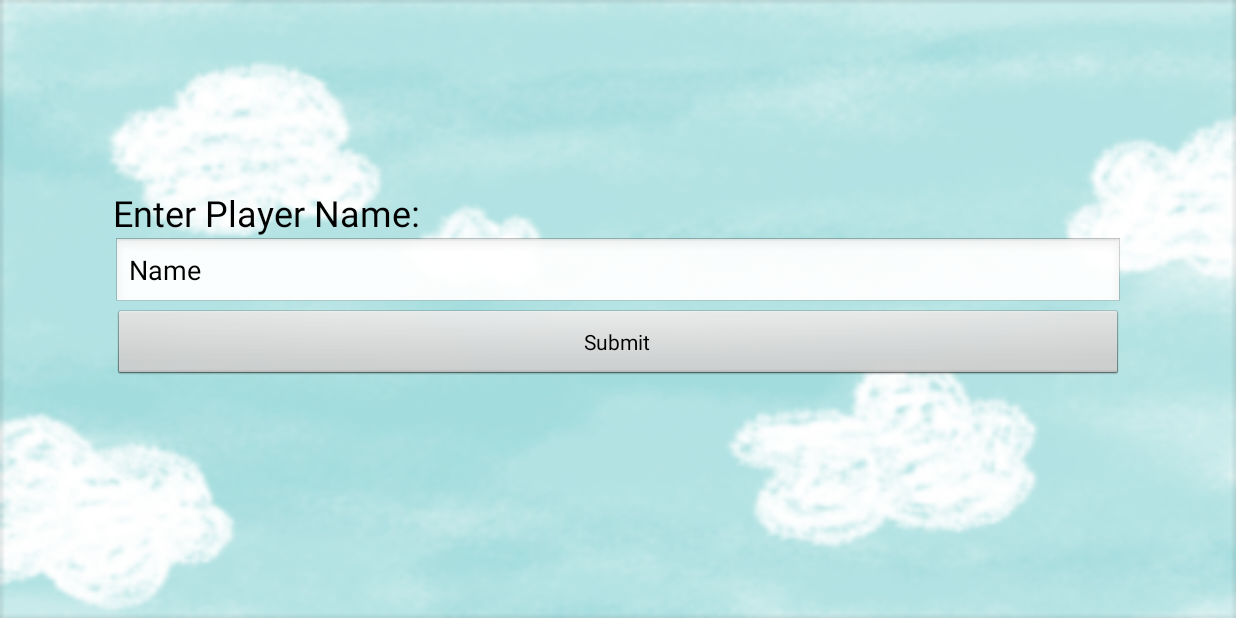
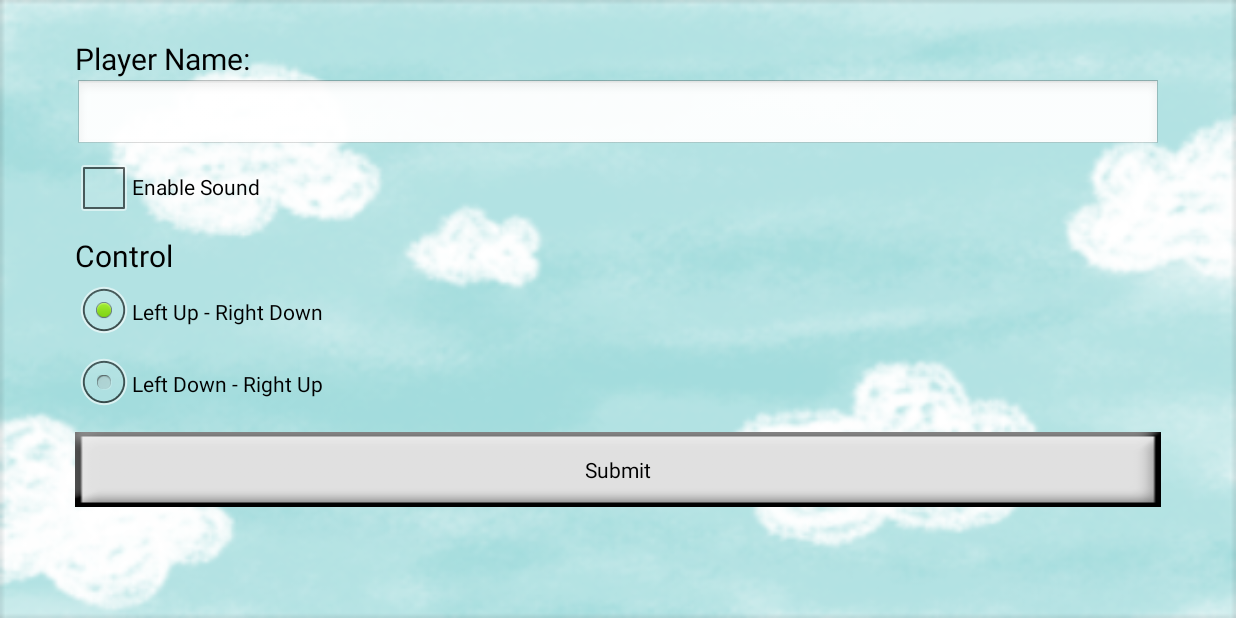
Before and after one commit to scratcher221/aerojump, an Android app: the screen it shows after launch (EnterPlayerNameActivity), on a phone screen of 824 x 412 dp (held sideways). Run offline under Robolectric (Android 15) with nearby library versions, the phone set to English and light mode, and no system bars.

Commit message:
settings screen updated

```diff
--- a/trunk/Implementation/SourceCode/AeroJump/app/src/main/java/at/fhooe/mc/android/aerojump/GameActivity.java
+++ b/trunk/Implementation/SourceCode/AeroJump/app/src/main/java/at/fhooe/mc/android/aerojump/GameActivity.java
@@ -18,6 +18,7 @@ import at.fhooe.mc.android.aerojump.db.HighscoreActivity;
 public class GameActivity extends Activity implements View.OnClickListener{
 
     public final static String TAG = "GameActivity";
+    public static boolean playMusic;
     protected static TextView mHighscore;
     protected static boolean mPause;
     private Button mButtonPause;
--- a/trunk/Implementation/SourceCode/AeroJump/app/src/main/java/at/fhooe/mc/android/aerojump/GameView.java
+++ b/trunk/Implementation/SourceCode/AeroJump/app/src/main/java/at/fhooe/mc/android/aerojump/GameView.java
@@ -28,6 +28,7 @@ import at.fhooe.mc.android.aerojump.db.HighscoreActivity;
 
 public class GameView extends View implements View.OnTouchListener{
 
+    public static boolean control;
     public boolean mGameOver;
     public Player mPlayer;
     private Paint mPaint;
@@ -65,6 +66,7 @@ public class GameView extends View implements View.OnTouchListener{
         else if (_event.getAction() == MotionEvent.ACTION_UP) onTouchHold = false;
         if (_event.getX() < mScreenWidth/2) leftTouch = true;
         else leftTouch = false;
+        if (control) leftTouch = !leftTouch;
         return true;
     }
 
--- a/trunk/Implementation/SourceCode/AeroJump/app/src/main/java/at/fhooe/mc/android/aerojump/MainActivity.java
+++ b/trunk/Implementation/SourceCode/AeroJump/app/src/main/java/at/fhooe/mc/android/aerojump/MainActivity.java
@@ -54,6 +54,7 @@ public class MainActivity extends Activity implements View.OnClickListener{
         } catch (FileNotFoundException e) {
             Log.e(TAG, "File PLAYERNAME not found ... will be created");
             Intent i = new Intent(this, EnterPlayerNameActivity.class);
+            EnterPlayerNameActivity.showOnlyEditText = true;
             startActivity(i);
         }
         catch (Exception e) {
@@ -83,6 +84,7 @@ public class MainActivity extends Activity implements View.OnClickListener{
             } break;
             case R.id.activity_main_settingsButton : {
                 Intent i = new Intent(this, EnterPlayerNameActivity.class);
+                EnterPlayerNameActivity.showOnlyEditText = false;
                 startActivity(i);
                 Log.i(TAG, "button settings clicked");
             } break;
--- a/trunk/Implementation/SourceCode/AeroJump/app/src/main/java/at/fhooe/mc/android/aerojump/db/EnterPlayerNameActivity.java
+++ b/trunk/Implementation/SourceCode/AeroJump/app/src/main/java/at/fhooe/mc/android/aerojump/db/EnterPlayerNameActivity.java
@@ -1,21 +1,34 @@
 package at.fhooe.mc.android.aerojump.db;
 
 import android.app.Activity;
+import android.content.Context;
 import android.content.Intent;
+import android.content.SharedPreferences;
 import android.os.Bundle;
 import android.util.Log;
 import android.view.View;
 import android.widget.Button;
+import android.widget.CheckBox;
 import android.widget.EditText;
+import android.widget.RadioButton;
+import android.widget.Toast;
 
 import java.io.FileOutputStream;
 
+import at.fhooe.mc.android.aerojump.GameActivity;
+import at.fhooe.mc.android.aerojump.GameView;
 import at.fhooe.mc.android.aerojump.MainActivity;
 import at.fhooe.mc.android.aerojump.R;
 
-public class EnterPlayerNameActivity extends Activity implements View.OnClickListener{
+public class EnterPlayerNameActivity extends Activity implements View.OnClickListener {
+
+    public static final String MY_SHARED_PREF_KEY = "SharedPref";
+
     private static final String TAG = "EnterHighscore: ";
     private static final String FILENAME = "PLAYERNAME";
+    public static boolean showOnlyEditText;
+    private RadioButton rb1, rb2;
+    private CheckBox cb;
     String mName;
     int mScore;
 
@@ -23,9 +36,27 @@ public class EnterPlayerNameActivity extends Activity implements View.OnClickLis
     protected void onCreate(Bundle savedInstanceState) {
         super.onCreate(savedInstanceState);
         setContentView(R.layout.activity_enter_playername);
+
         Button b = null;
         b = (Button)findViewById(R.id.activity_enter_playername_button_submit);
         b.setOnClickListener(this);
+
+        rb1 = (RadioButton)findViewById(R.id.activity_enter_playername_radio_control_a);
+        rb1.setOnClickListener(this);
+        rb2 = (RadioButton)findViewById(R.id.activity_enter_playername_radio_control_b);
+        rb2.setOnClickListener(this);
+
+        SharedPreferences sp = getSharedPreferences(MY_SHARED_PREF_KEY, Context.MODE_PRIVATE);
+        String name = sp.getString("playerName", null);
+        ((EditText)findViewById(R.id.activity_enter_playername_textbox)).setText(name);
+
+        cb = (CheckBox)findViewById(R.id.activity_enter_playername_enable_sound);
+        boolean music = sp.getBoolean("playMusic", false);
+        cb.setChecked(music);
+
+        boolean control = sp.getBoolean("radio_control", false);
+        rb1.setChecked(!control);
+        rb2.setChecked(control);
     }
 
     @Override
@@ -33,6 +64,7 @@ public class EnterPlayerNameActivity extends Activity implements View.OnClickLis
         switch(_v.getId()) {
             case R.id.activity_enter_playername_button_submit: {
                 mName = ((EditText)findViewById(R.id.activity_enter_playername_textbox)).getText().toString();
+                if (!mName.equals("")){
                     Intent mIntent = getIntent();
                     mScore = mIntent.getIntExtra("highscore", 0);
                     FileOutputStream outputStream;
@@ -45,8 +77,29 @@ public class EnterPlayerNameActivity extends Activity implements View.OnClickLis
                     } catch (Exception e) {
                         e.printStackTrace();
                     }
+
+                    if (cb.isChecked()) GameActivity.playMusic = true;
+                    else GameActivity.playMusic = false;
+
+                    if (rb1.isChecked()) GameView.control = false;
+                    if (rb2.isChecked()) GameView.control = true;
+
+                    SharedPreferences sp = getSharedPreferences(MY_SHARED_PREF_KEY, Context.MODE_PRIVATE);
+                    SharedPreferences.Editor edt = sp.edit();
+                    edt.putString("playerName", mName);
+                    edt.putBoolean("playMusic", GameActivity.playMusic);
+                    edt.putBoolean("radio_control", GameView.control);
+                    edt.commit();
+
                     Intent i = new Intent(this, MainActivity.class);
                     startActivity(i);
+                } else Toast.makeText(this, "Enter your name first!", Toast.LENGTH_SHORT).show();
+            } break;
+            case R.id.activity_enter_playername_radio_control_a: {
+                if (rb1.isChecked()) rb2.setChecked(false);
+            } break;
+            case R.id.activity_enter_playername_radio_control_b: {
+                if (rb2.isChecked()) rb1.setChecked(false);
             } break;
             default:
                 Log.e(TAG, "unexpected button id encountered");
--- /dev/null
+++ b/trunk/Implementation/SourceCode/AeroJump/app/src/main/res/drawable/button_submit_background.xml
@@ -0,0 +1,10 @@
+<?xml version="1.0" encoding="utf-8"?>
+<selector xmlns:android="http://schemas.android.com/apk/res/android">
+
+    <item
+        android:state_pressed="true"
+        android:drawable="@drawable/button_submit_onclick" />
+
+    <item android:drawable="@drawable/button_submit" />
+
+</selector>
--- a/trunk/Implementation/SourceCode/AeroJump/app/src/main/res/layout/activity_enter_playername.xml
+++ b/trunk/Implementation/SourceCode/AeroJump/app/src/main/res/layout/activity_enter_playername.xml
@@ -8,17 +8,20 @@
         android:layout_width="match_parent"
         android:layout_height="match_parent"
         android:orientation="vertical"
-        android:paddingLeft="75dp"
-        android:paddingRight="75dp"
-        android:paddingTop="125dp">
+        android:paddingLeft="50dp"
+        android:paddingRight="50dp"
+        android:paddingTop="25dp"
+        android:layout_alignParentTop="true"
+        android:layout_alignParentLeft="true"
+        android:layout_alignParentStart="true">
 
         <TextView
             android:id="@+id/activity_enter_playername_header"
-            android:layout_width="match_parent"
+            android:layout_width="wrap_content"
             android:layout_height="wrap_content"
             android:text="@string/new_player"
             android:textColor="@android:color/black"
-            android:textSize="24sp" />
+            android:textSize="20sp" />
 
         <EditText
             android:id="@+id/activity_enter_playername_textbox"
@@ -26,13 +29,48 @@
             android:layout_height="wrap_content"
             android:ems="10"
             android:inputType="textPersonName"
-            android:maxLength="20"
-            android:text="Name" />
+            android:maxLength="20" />
+
+        <CheckBox
+            android:id="@+id/activity_enter_playername_enable_sound"
+            android:layout_width="wrap_content"
+            android:layout_height="wrap_content"
+            android:text="@string/settings_enable_sound"
+            android:textAlignment="viewStart"
+            android:textColor="@android:color/black"
+            android:textSize="14sp" />
+
+        <TextView
+            android:id="@+id/activity_enter_playername_control_header"
+            android:layout_width="wrap_content"
+            android:layout_height="wrap_content"
+            android:layout_marginTop="8dp"
+            android:text="@string/settings_control"
+            android:textColor="@android:color/black"
+            android:textSize="20sp" />
+
+        <RadioButton
+            android:id="@+id/activity_enter_playername_radio_control_a"
+            android:layout_width="wrap_content"
+            android:layout_height="wrap_content"
+            android:text="@string/settings_control_a"
+            android:textColor="@android:color/black"
+            android:textSize="14sp" />
+
+        <RadioButton
+            android:id="@+id/activity_enter_playername_radio_control_b"
+            android:layout_width="wrap_content"
+            android:layout_height="wrap_content"
+            android:text="@string/settings_control_b"
+            android:textColor="@android:color/black"
+            android:textSize="14sp" />
 
         <Button
             android:id="@+id/activity_enter_playername_button_submit"
             android:layout_width="match_parent"
             android:layout_height="wrap_content"
+            android:layout_marginTop="8dp"
+            android:background="@drawable/button_submit_background"
             android:text="@string/activity_enter_highscore_submit" />
 
     </LinearLayout>
--- a/trunk/Implementation/SourceCode/AeroJump/app/src/main/res/values/strings.xml
+++ b/trunk/Implementation/SourceCode/AeroJump/app/src/main/res/values/strings.xml
@@ -5,7 +5,11 @@
     <string name="activity_info_header">How To Play</string>
     <string name="activity_highscores_header">Highscores</string>
     <string name="activity_enter_highscore_submit">Submit</string>
-    <string name="new_player">Enter Player Name:</string>
+    <string name="new_player">Player Name:</string>
     <string name="activity_highscores_names">Name</string>
     <string name="activity_highscores_scores">Highscore</string>
+    <string name="settings_enable_sound">Enable Sound</string>
+    <string name="settings_control">Control</string>
+    <string name="settings_control_a">Left Up - Right Down</string>
+    <string name="settings_control_b">Left Down - Right Up</string>
 </resources>
```
Also changed, not shown: trunk/Implementation/SourceCode/AeroJump/app/src/main/res/layout/activity_main.xml (+18 -14 lines), trunk/Implementation/SourceCode/AeroJump/app/src/main/res/drawable/button_settings.png (added), trunk/Implementation/SourceCode/AeroJump/app/src/main/res/drawable/button_submit.png (added), trunk/Implementation/SourceCode/AeroJump/app/src/main/res/drawable/button_submit_onclick.png (added). Lines whose indentation alone changed are shown as unchanged.
